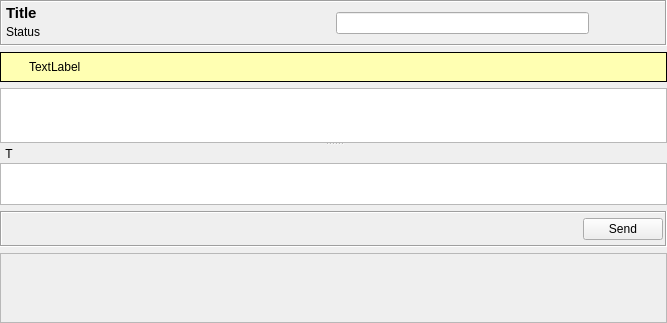
First picture: the form in retroshare-gui/src/gui/chat/ChatWidget.ui, repository RetroShare/RetroShare, before the edit.
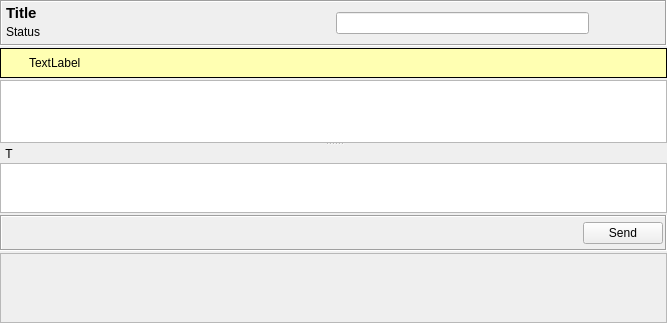
Second picture: the form after the edit. Icons and pictures are not drawn. Custom widgets are drawn as their Qt base class.

Commit message: Fixed Layout Spacing

```diff
--- a/retroshare-gui/src/gui/chat/ChatWidget.ui
+++ b/retroshare-gui/src/gui/chat/ChatWidget.ui
@@ -11,6 +11,9 @@
    </rect>
   </property>
   <layout class="QGridLayout" name="gridLayout">
+   <property name="verticalSpacing">
+    <number>2</number>
+   </property>
    <property name="margin">
     <number>0</number>
    </property>
```
The commit also changes 1 other file.
